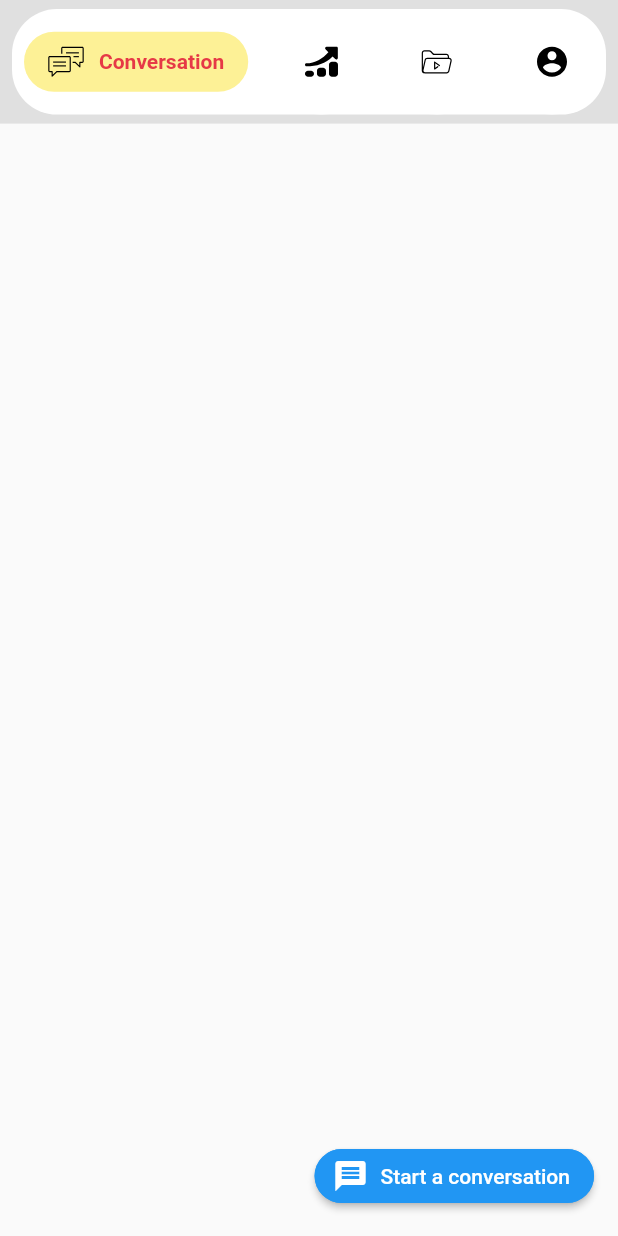
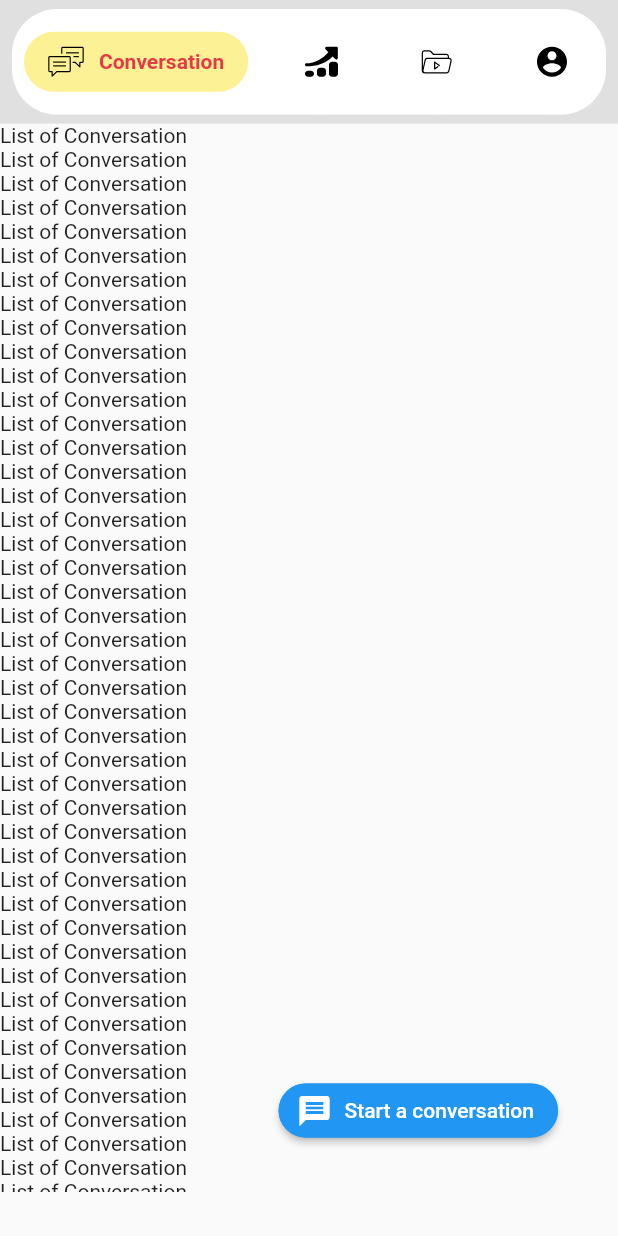
Before and after one commit to aditechdev/training-bot, a Flutter app: the screen it shows after launch, on a phone screen of 412 x 824 dp. Run offline on Flutter 3.47's test engine with Material 2 defaults, Android fonts, the phone set to English and light mode, and no system bars; our stand-ins replace flutter_svg.

Commit message:
:sparkles: Screen of different tabs done

```diff
--- a/lib/main.dart
+++ b/lib/main.dart
@@ -1,4 +1,5 @@
 import 'package:flutter/material.dart';
+import 'package:training/screens/conversation_page.dart';
 import 'package:training/widget/appBar_tab.dart';
 
 void main() {
@@ -45,12 +46,8 @@ class _MyHomePageState extends State<MyHomePage> {
   @override
   Widget build(BuildContext context) {
     return Scaffold(
-        appBar: AppBar(
-          toolbarHeight: 0,
-          backgroundColor: Colors.grey[200],
-        ),
       body: SafeArea(
-          child: Row(
+        child: Column(
           children: [
             Container(
               width: MediaQuery.of(context).size.width,
@@ -77,36 +74,51 @@ class _MyHomePageState extends State<MyHomePage> {
                       children: List.generate(
                         tabList.length,
                         (index) => TabWidget(
-                                    tabIcon:
-                                        tabList[index]['tabIcon'].toString(),
-                                    tabLael:
-                                        tabList[index]['tabLabel'].toString(),
+                          tabIcon: tabList[index]['tabIcon'].toString(),
+                          tabLael: tabList[index]['tabLabel'].toString(),
                           activeTab: activeTabIndex == index,
                           onTap: () {
                             setState(() {
                               activeTabIndex = index;
                             });
                           },
-                                  ))),
                         ),
                       ),
                     ),
+                  ),
+                ),
+              ),
+            ),
+            ActiveTabScreen(
+              activeTab: activeTabIndex,
             )
           ],
         ),
       ),
-        floatingActionButton: ElevatedButton.icon(
-          style: ButtonStyle(
-              shape: MaterialStateProperty.all<RoundedRectangleBorder>(
-                  RoundedRectangleBorder(
-                      borderRadius: BorderRadius.circular(18.0),
-                      side: const BorderSide(color: Colors.blue)))),
-          onPressed: () {}, // TODO 1: Add FLOATING ACTION BUTTON functionn
-          // TODO 2: Change message Icon
-          icon: const Icon(Icons.message),
-          label: const Text(
-            "Start a conversation",
-          ),
-        ));
+    );
   }
 }
+
+class ActiveTabScreen extends StatelessWidget {
+  final int activeTab;
+  const ActiveTabScreen({Key? key, required this.activeTab}) : super(key: key);
+
+  @override
+  Widget build(BuildContext context) {
+    switch (activeTab) {
+      case 0:
+        return const ConversationPage();
+
+      case 1:
+        return const Text("Hey I am Trend");
+      case 2:
+        return const Text("Hey I am Video");
+      case 3:
+        return const ConversationPage();
+      default:
+        return Container(
+          child: Text("Hey"),
+        );
+    }
+  }
+}
--- a/lib/screens/conversation_page.dart
+++ b/lib/screens/conversation_page.dart
@@ -1,13 +1,46 @@
 import 'package:flutter/material.dart';
 
-class ConversationPafe extends StatelessWidget {
-  const ConversationPafe({Key? key}) : super(key: key);
+class ConversationPage extends StatelessWidget {
+  const ConversationPage({Key? key}) : super(key: key);
 
   @override
   Widget build(BuildContext context) {
-    return const Scaffold(
-      body: Center(child: Text("WelcomeToCOnversatioon",),),
-
+    return SizedBox(
+      height: MediaQuery.of(context).size.height -
+          MediaQuery.of(context).size.height * 0.136,
+      width: MediaQuery.of(context).size.width,
+      child: Stack(
+        children: [
+          Container(
+            child: SingleChildScrollView(
+              scrollDirection: Axis.vertical,
+              child: Column(
+                children:
+                    List.generate(100, (index) => Text("List of Conversation")),
+              ),
+            ),
+          ),
+          Positioned(
+            bottom: 30,
+            right: 40,
+            child: ElevatedButton.icon(
+              style: ButtonStyle(
+                  shape: MaterialStateProperty.all<RoundedRectangleBorder>(
+                      RoundedRectangleBorder(
+                          borderRadius: BorderRadius.circular(18.0),
+                          side: const BorderSide(color: Colors.blue)))),
+              onPressed: () {
+                print("Activate Me!");
+              }, // TODO 1: Add FLOATING ACTION BUTTON functionn
+              // TODO 2: Change message Icon
+              icon: const Icon(Icons.message),
+              label: const Text(
+                "Start a conversation",
+              ),
+            ),
+          ),
+        ],
+      ),
     );
   }
 }
```
Lines whose indentation alone changed are shown as unchanged.
